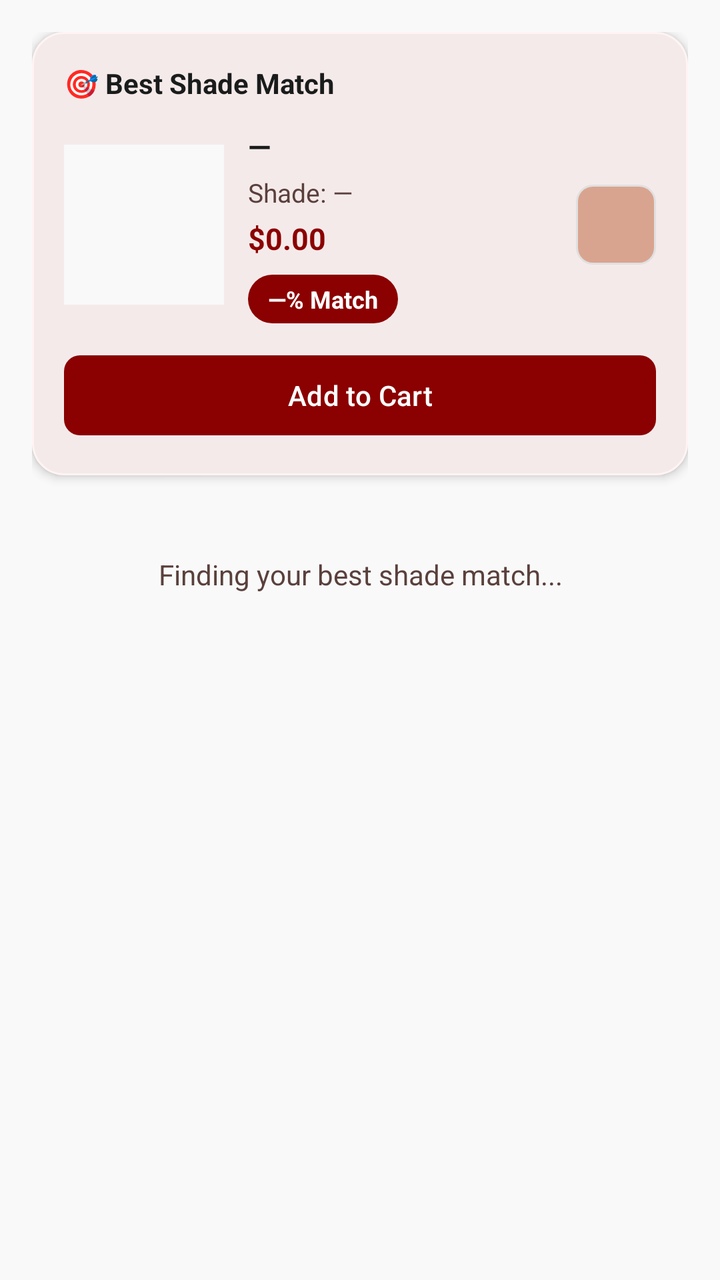
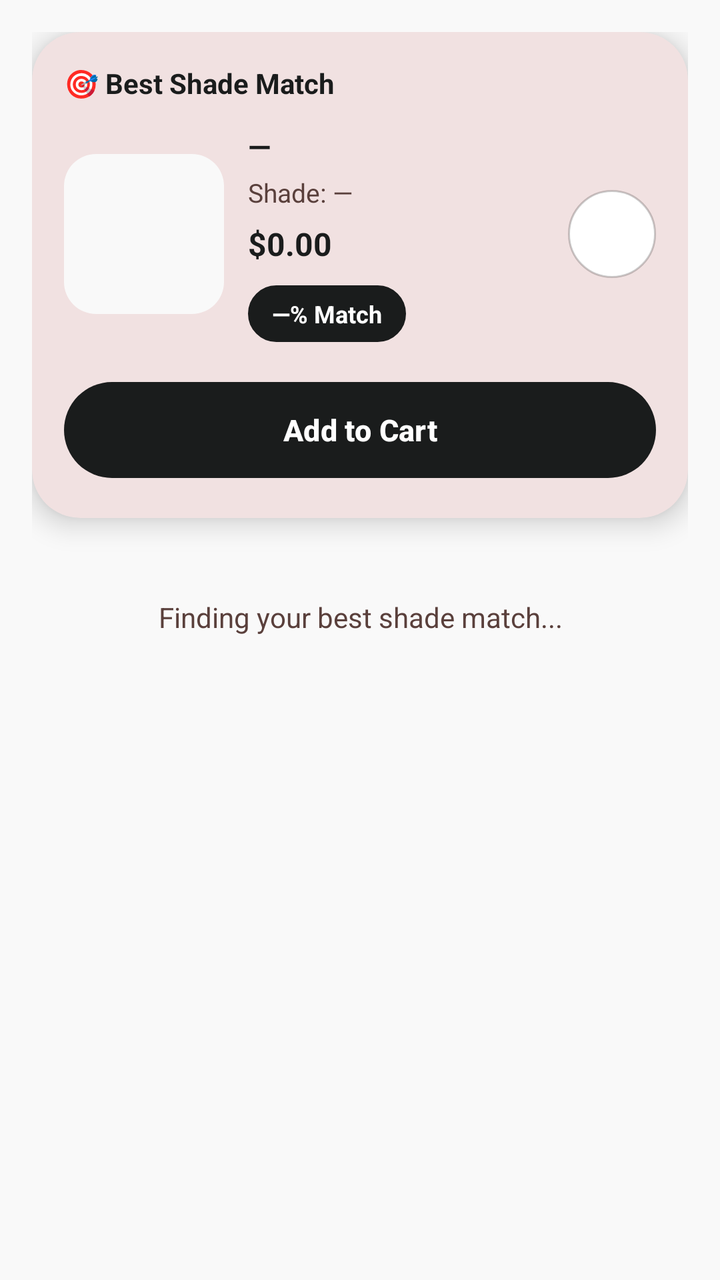

The first picture is an Android layout as it rendered before a commit; the second is the same layout after the commit. The layout source and the unified diff follow.
<!-- AndroidManifest.xml: application theme Theme.TirTirMCommerce -->
<!-- res/layout/fragment_shade_finder.xml -->
<?xml version="1.0" encoding="utf-8"?>
<androidx.core.widget.NestedScrollView xmlns:android="http://schemas.android.com/apk/res/android"
    xmlns:app="http://schemas.android.com/apk/res-auto"
    android:layout_width="match_parent"
    android:layout_height="match_parent"
    android:background="@color/tirtir_off_white">

    <LinearLayout
        android:layout_width="match_parent"
        android:layout_height="wrap_content"
        android:orientation="vertical"
        android:padding="16dp">

        
        <com.google.android.material.card.MaterialCardView
            android:layout_width="match_parent"
            android:layout_height="wrap_content"
            app:cardBackgroundColor="@color/tirtir_white"
            app:cardCornerRadius="16dp"
            app:cardElevation="3dp"
            app:strokeColor="@color/tirtir_red_surface"
            app:strokeWidth="1dp">

            <LinearLayout
                android:layout_width="match_parent"
                android:layout_height="wrap_content"
                android:orientation="vertical"
                android:padding="16dp">

                <TextView
                    android:layout_width="match_parent"
                    android:layout_height="wrap_content"
                    android:text="🎯 Best Shade Match"
                    android:textColor="@color/tirtir_black"
                    android:textSize="14sp"
                    android:textStyle="bold" />

                <LinearLayout
                    android:layout_width="match_parent"
                    android:layout_height="wrap_content"
                    android:layout_marginTop="12dp"
                    android:gravity="center_vertical"
                    android:orientation="horizontal">

                    <ImageView
                        android:id="@+id/imgTopMatchProduct"
                        android:layout_width="80dp"
                        android:layout_height="80dp"
                        android:scaleType="centerCrop"
                        android:background="@color/tirtir_off_white" />

                    <LinearLayout
                        android:layout_width="0dp"
                        android:layout_height="wrap_content"
                        android:layout_marginStart="12dp"
                        android:layout_weight="1"
                        android:orientation="vertical">

                        <TextView
                            android:id="@+id/tvTopMatchName"
                            android:layout_width="match_parent"
                            android:layout_height="wrap_content"
                            android:text="—"
                            android:textColor="@color/tirtir_black"
                            android:textSize="15sp"
                            android:textStyle="bold" />

                        <TextView
                            android:id="@+id/tvTopMatchShade"
                            android:layout_width="match_parent"
                            android:layout_height="wrap_content"
                            android:layout_marginTop="4dp"
                            android:text="Shade: —"
                            android:textColor="@color/tirtir_text_secondary"
                            android:textSize="13sp" />

                        <TextView
                            android:id="@+id/tvTopMatchPrice"
                            android:layout_width="match_parent"
                            android:layout_height="wrap_content"
                            android:layout_marginTop="4dp"
                            android:text="$0.00"
                            android:textColor="@color/tirtir_red_primary"
                            android:textSize="15sp"
                            android:textStyle="bold" />

                        
                        <LinearLayout
                            android:layout_width="wrap_content"
                            android:layout_height="wrap_content"
                            android:layout_marginTop="8dp"
                            android:background="@drawable/bg_tag_primary"
                            android:paddingHorizontal="10dp"
                            android:paddingVertical="4dp">

                            <TextView
                                android:id="@+id/tvTopMatchPercent"
                                android:layout_width="wrap_content"
                                android:layout_height="wrap_content"
                                android:text="—% Match"
                                android:textColor="@color/tirtir_white"
                                android:textSize="12sp"
                                android:textStyle="bold" />
                        </LinearLayout>
                    </LinearLayout>

                    
                    <View
                        android:id="@+id/viewTopMatchSwatch"
                        android:layout_width="40dp"
                        android:layout_height="40dp"
                        android:background="@drawable/bg_shade_swatch"
                        android:layout_marginStart="8dp" />
                </LinearLayout>

                
                <com.google.android.material.button.MaterialButton
                    android:id="@+id/btnTopMatchAddToCart"
                    android:layout_width="match_parent"
                    android:layout_height="wrap_content"
                    android:layout_marginTop="12dp"
                    android:text="Add to Cart"
                    app:backgroundTint="@color/tirtir_red_primary"
                    app:cornerRadius="8dp" />
            </LinearLayout>
        </com.google.android.material.card.MaterialCardView>

        
        <TextView
            android:id="@+id/tvOtherMatchesHeader"
            android:layout_width="match_parent"
            android:layout_height="wrap_content"
            android:layout_marginTop="20dp"
            android:layout_marginBottom="8dp"
            android:text="Other matches"
            android:textColor="@color/tirtir_black"
            android:textSize="15sp"
            android:textStyle="bold"
            android:visibility="gone" />

        <androidx.recyclerview.widget.RecyclerView
            android:id="@+id/rvShadeMatches"
            android:layout_width="match_parent"
            android:layout_height="wrap_content"
            android:nestedScrollingEnabled="false" />

        
        <TextView
            android:id="@+id/tvShadeEmpty"
            android:layout_width="match_parent"
            android:layout_height="wrap_content"
            android:layout_marginTop="16dp"
            android:gravity="center"
            android:paddingVertical="24dp"
            android:text="Finding your best shade match..."
            android:textColor="@color/tirtir_text_secondary"
            android:textSize="14sp" />
    </LinearLayout>
</androidx.core.widget.NestedScrollView>
<!-- resources referenced by this layout -->
<resources>
  <color name="tirtir_black">#1A1C1C</color>
  <color name="tirtir_off_white">#F9F9F9</color>
  <color name="tirtir_red_primary">#8B0000</color>
  <color name="tirtir_red_surface">#FFF4F3</color>
  <color name="tirtir_text_secondary">#5A403C</color>
  <color name="tirtir_white">#FFFFFF</color>
  <!-- drawable bg_shade_swatch (drawable) -->
  <?xml version="1.0" encoding="utf-8"?>
  <shape xmlns:android="http://schemas.android.com/apk/res/android">
      <solid android:color="#D9A48F" />
      <stroke
          android:width="1dp"
          android:color="@color/tirtir_border_gray" />
      <corners android:radius="8dp" />
  </shape>
  <!-- drawable bg_tag_primary (drawable) -->
  <?xml version="1.0" encoding="utf-8"?>
  <shape xmlns:android="http://schemas.android.com/apk/res/android"
      android:shape="rectangle">
      <solid android:color="@color/tirtir_red_primary" />
      <corners android:radius="16dp" />
  </shape>
  <style name="Theme.TirTirMCommerce" parent="Base.Theme.TirTirMCommerce" />
  <color name="tirtir_border_gray">#E0E0E0</color>
  <style name="Base.Theme.TirTirMCommerce" parent="Theme.Material3.DayNight.NoActionBar">
          
          <item name="colorPrimary">@color/tirtir_red_primary</item>
          <item name="colorPrimaryDark">@color/tirtir_red_dark</item>
          <item name="colorPrimaryContainer">@color/tirtir_red_surface</item>
  
          
          <item name="colorOnPrimary">@color/tirtir_white</item>
          <item name="colorOnPrimaryContainer">@color/tirtir_red_primary</item>
  
          
          <item name="colorSecondary">@color/tirtir_black</item>
          <item name="colorOnSecondary">@color/tirtir_white</item>
          <item name="colorSecondaryContainer">@color/tirtir_red_surface</item>
          <item name="colorOnSecondaryContainer">@color/tirtir_red_primary</item>
  
          
          <item name="colorSurface">@color/tirtir_white</item>
          <item name="colorOnSurface">@color/tirtir_black</item>
          <item name="colorSurfaceVariant">@color/tirtir_off_white</item>
  
          
          <item name="android:windowBackground">@color/tirtir_off_white</item>
          <item name="android:statusBarColor">@color/tirtir_white</item>
          <item name="android:windowLightStatusBar">true</item>
  
          
          <item name="colorError">@color/tirtir_error</item>
      </style>
  <color name="tirtir_red_dark">#610000</color>
  <color name="tirtir_error">#D32F2F</color>
</resources>

<!-- the commit's change to res/layout/fragment_shade_finder.xml (unified diff, before → after) -->
@@ -16,10 +16,9 @@
             android:layout_width="match_parent"
             android:layout_height="wrap_content"
             app:cardBackgroundColor="@color/tirtir_white"
-            app:cardCornerRadius="16dp"
-            app:cardElevation="3dp"
-            app:strokeColor="@color/tirtir_red_surface"
-            app:strokeWidth="1dp">
+            app:cardCornerRadius="24dp"
+            app:cardElevation="8dp"
+            app:strokeWidth="0dp">
 
             <LinearLayout
                 android:layout_width="match_parent"
@@ -42,12 +41,13 @@
                     android:gravity="center_vertical"
                     android:orientation="horizontal">
 
-                    <ImageView
+                    <com.google.android.material.imageview.ShapeableImageView
                         android:id="@+id/imgTopMatchProduct"
                         android:layout_width="80dp"
                         android:layout_height="80dp"
                         android:scaleType="centerCrop"
-                        android:background="@color/tirtir_off_white" />
+                        android:background="@color/tirtir_off_white"
+                        app:shapeAppearanceOverlay="@style/CornerRadius16" />
 
                     <LinearLayout
                         android:layout_width="0dp"
@@ -78,20 +78,21 @@
                             android:id="@+id/tvTopMatchPrice"
                             android:layout_width="match_parent"
                             android:layout_height="wrap_content"
-                            android:layout_marginTop="4dp"
+                            android:layout_marginTop="6dp"
                             android:text="$0.00"
-                            android:textColor="@color/tirtir_red_primary"
-                            android:textSize="15sp"
+                            android:textColor="@color/tirtir_black"
+                            android:textSize="16sp"
                             android:textStyle="bold" />
 
                         
                         <LinearLayout
                             android:layout_width="wrap_content"
                             android:layout_height="wrap_content"
-                            android:layout_marginTop="8dp"
-                            android:background="@drawable/bg_tag_primary"
-                            android:paddingHorizontal="10dp"
-                            android:paddingVertical="4dp">
+                            android:layout_marginTop="10dp"
+                            android:background="@drawable/bg_tag_premium"
+                            android:backgroundTint="@color/tirtir_black"
+                            android:paddingHorizontal="12dp"
+                            android:paddingVertical="6dp">
 
                             <TextView
                                 android:id="@+id/tvTopMatchPercent"
@@ -107,21 +108,24 @@
                     
                     <View
                         android:id="@+id/viewTopMatchSwatch"
-                        android:layout_width="40dp"
-                        android:layout_height="40dp"
-                        android:background="@drawable/bg_shade_swatch"
-                        android:layout_marginStart="8dp" />
+                        android:layout_width="44dp"
+                        android:layout_height="44dp"
+                        android:background="@drawable/bg_shade_swatch_rounded"
+                        android:layout_marginStart="12dp"
+                        android:elevation="4dp" />
                 </LinearLayout>
 
                 
                 <com.google.android.material.button.MaterialButton
                     android:id="@+id/btnTopMatchAddToCart"
                     android:layout_width="match_parent"
-                    android:layout_height="wrap_content"
-                    android:layout_marginTop="12dp"
+                    android:layout_height="56dp"
+                    android:layout_marginTop="16dp"
                     android:text="Add to Cart"
-                    app:backgroundTint="@color/tirtir_red_primary"
-                    app:cornerRadius="8dp" />
+                    android:textSize="15sp"
+                    android:textStyle="bold"
+                    app:backgroundTint="@color/tirtir_black"
+                    app:cornerRadius="28dp" />
             </LinearLayout>
         </com.google.android.material.card.MaterialCardView>
 
<!-- resource entries referenced after the edit -->
@@ -6,24 +6,26 @@
   <color name="tirtir_red_surface">#FFF4F3</color>
   <color name="tirtir_text_secondary">#5A403C</color>
   <color name="tirtir_white">#FFFFFF</color>
-  <!-- drawable bg_shade_swatch (drawable) -->
+  <!-- drawable bg_shade_swatch_rounded (drawable) -->
   <?xml version="1.0" encoding="utf-8"?>
-  <shape xmlns:android="http://schemas.android.com/apk/res/android">
-      <solid android:color="#D9A48F" />
-      <stroke
-          android:width="1dp"
-          android:color="@color/tirtir_border_gray" />
-      <corners android:radius="8dp" />
+  <shape xmlns:android="http://schemas.android.com/apk/res/android"
+      android:shape="oval">
+      <stroke android:width="1dp" android:color="#33000000" />
+      <solid android:color="#FFFFFF" />
   </shape>
-  <!-- drawable bg_tag_primary (drawable) -->
+  <!-- drawable bg_tag_premium (drawable) -->
   <?xml version="1.0" encoding="utf-8"?>
   <shape xmlns:android="http://schemas.android.com/apk/res/android"
       android:shape="rectangle">
-      <solid android:color="@color/tirtir_red_primary" />
-      <corners android:radius="16dp" />
+      <corners android:radius="24dp" />
+      <stroke android:width="1dp" android:color="#E0E0E0" />
+      <solid android:color="#FFFFFF" />
   </shape>
+  <style name="CornerRadius16" parent="">
+          <item name="cornerFamily">rounded</item>
+          <item name="cornerSize">16dp</item>
+      </style>
   <style name="Theme.TirTirMCommerce" parent="Base.Theme.TirTirMCommerce" />
-  <color name="tirtir_border_gray">#E0E0E0</color>
   <style name="Base.Theme.TirTirMCommerce" parent="Theme.Material3.DayNight.NoActionBar">
           
           <item name="colorPrimary">@color/tirtir_red_primary</item>
